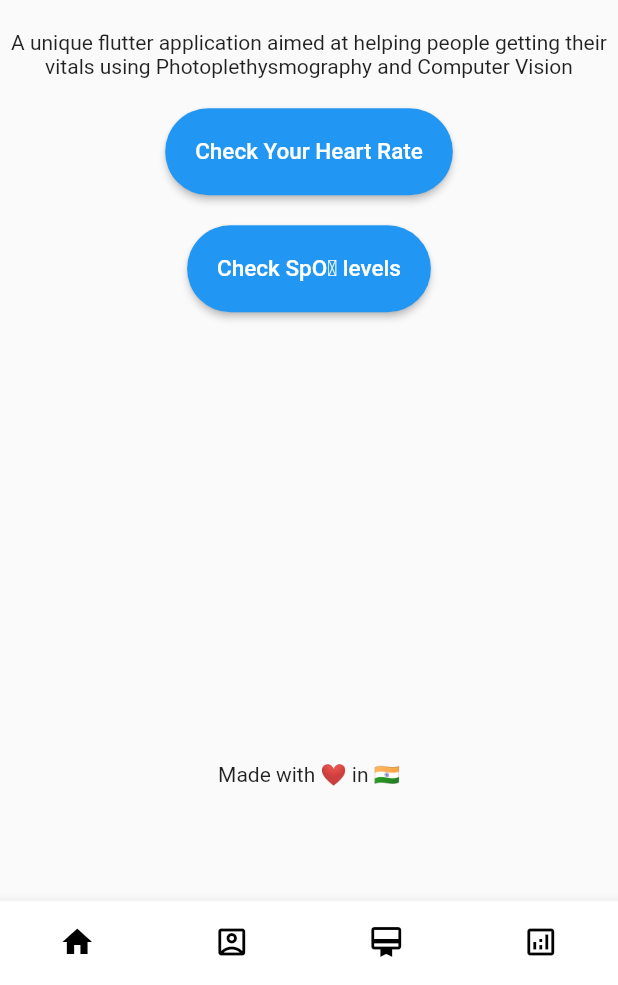
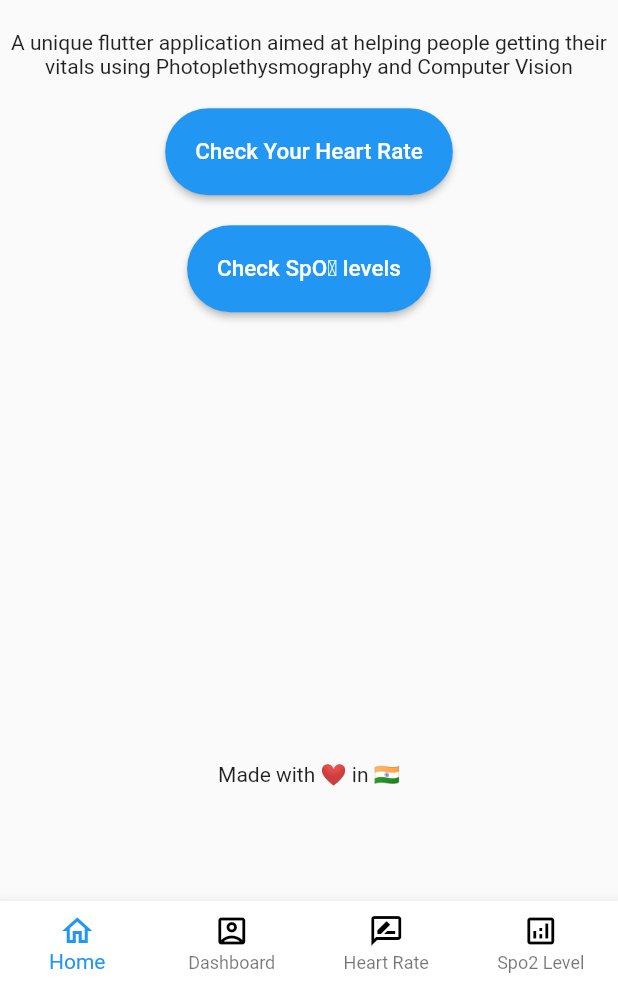
Before and after one commit to smaranjitghose/Upcharika, a Flutter app: the screen it shows after launch, on a phone screen of 412 x 824 dp, the part 251-1236 px from its top. Run offline on Flutter 3.47's test engine with Material 2 defaults, Android fonts, the light colour scheme and no system bars; our stand-ins replace camera, charts_flutter, wakelock.

Commit message:
highlighted bottom navbar icons

```diff
--- a/lib/main.dart
+++ b/lib/main.dart
@@ -56,26 +56,36 @@ class _BottomNavbarState extends State<BottomNavbar> {
         onTap: onTappedBar,
         currentIndex: _currentIndex,
         backgroundColor: Colors.white,
-        showSelectedLabels: false,
-        showUnselectedLabels: false,
         items: [
           BottomNavigationBarItem(
-            label: 'Dashboard',
+            label: 'Home',
             icon: Icon(
-                Icons.home, color:
+                Icons.home_outlined, color:
                 Colors.black),
+            activeIcon: Icon(
+              Icons.home_outlined,
+              color: Colors.blue,
+            ),
           ),
           BottomNavigationBarItem(
             label: 'Dashboard',
             icon: Icon(
                 Icons.account_box_outlined,
                 color: Colors.black),
+            activeIcon: Icon(
+              Icons.account_box_outlined,
+              color: Colors.blue,
+            ),
           ),
           BottomNavigationBarItem(
             label: 'Heart Rate',
             icon: Icon(
-              Icons.wallet_membership,
+              Icons.rate_review_outlined,
               color: Colors.black,
+            ),
+            activeIcon: Icon(
+              Icons.rate_review_outlined,
+              color: Colors.blue,
             ),
           ),
           BottomNavigationBarItem(
@@ -84,6 +94,10 @@ class _BottomNavbarState extends State<BottomNavbar> {
               Icons.analytics_outlined,
               color: Colors.black,
             ),
+            activeIcon: Icon(
+              Icons.analytics_outlined,
+              color: Colors.blue,
+            ),
           ),
         ],
       ),
```
Also changed, not shown: 1 other file.
